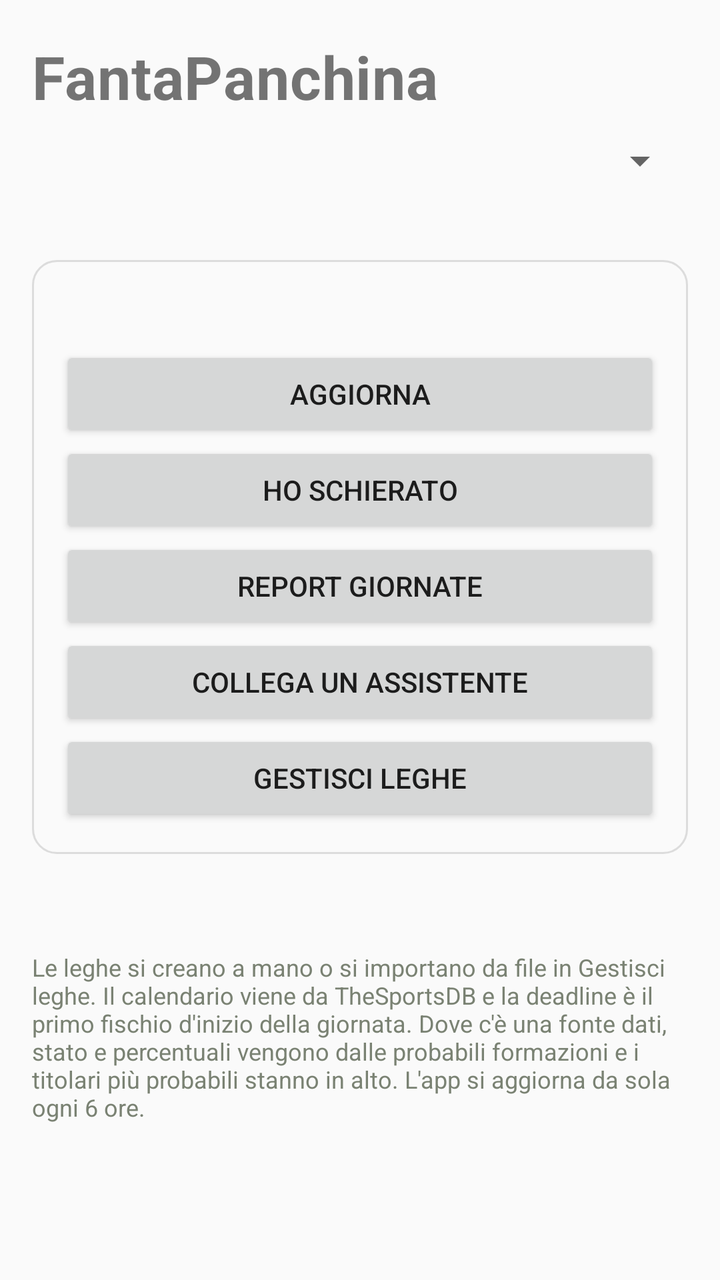
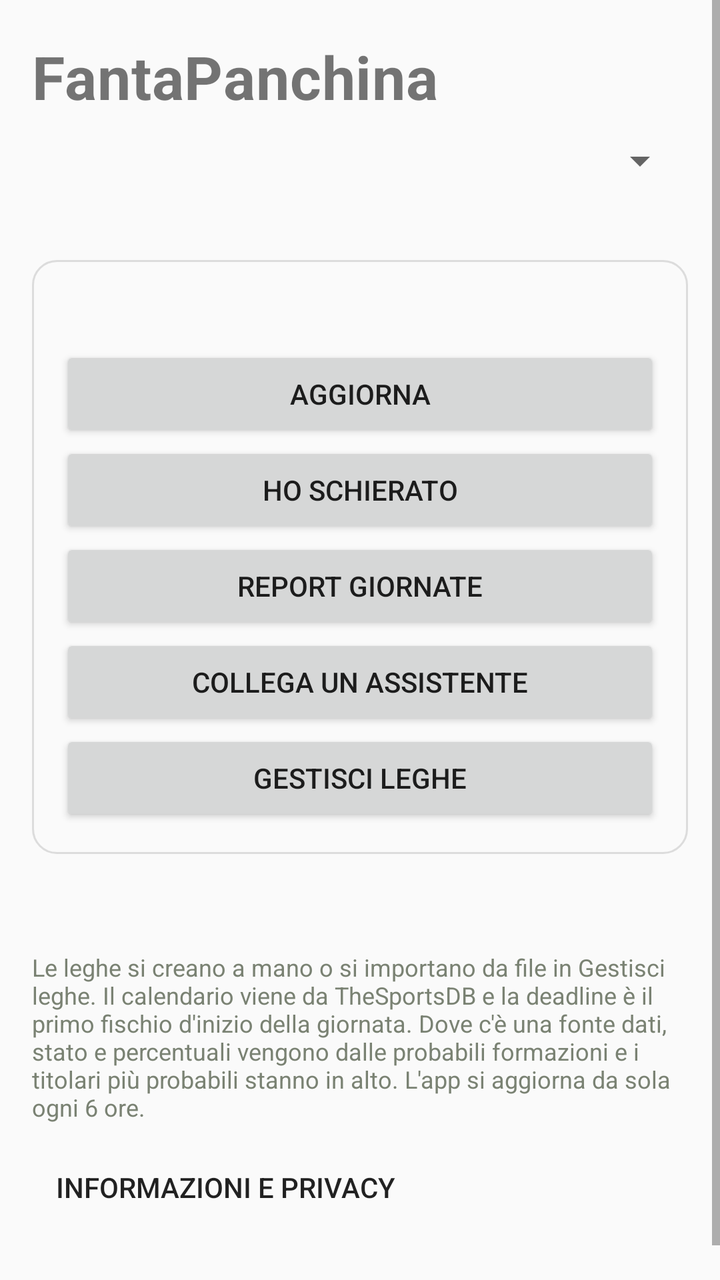

An Android layout rendered at two revisions. The XML below is the earlier revision; the diff shows what the commit changed to produce the second picture.
<!-- AndroidManifest.xml: application theme Theme.FantaPanchina -->
<!-- res/layout/activity_main.xml -->
<?xml version="1.0" encoding="utf-8"?>
<ScrollView xmlns:android="http://schemas.android.com/apk/res/android"
    android:layout_width="match_parent"
    android:layout_height="match_parent"
    android:fillViewport="true">

    <LinearLayout
        android:layout_width="match_parent"
        android:layout_height="wrap_content"
        android:orientation="vertical"
        android:paddingStart="16dp"
        android:paddingEnd="16dp"
        android:paddingTop="18dp"
        android:paddingBottom="40dp">

        <TextView
            android:layout_width="wrap_content"
            android:layout_height="wrap_content"
            android:text="@string/app_name"
            android:textSize="30sp"
            android:textStyle="bold"
            android:letterSpacing="0.01" />

        <Spinner
            android:id="@+id/scelta"
            android:layout_width="match_parent"
            android:layout_height="wrap_content"
            android:layout_marginTop="10dp" />

        <TextView
            android:id="@+id/note"
            android:layout_width="match_parent"
            android:layout_height="wrap_content"
            android:layout_marginTop="4dp"
            android:textSize="13sp"
            android:textColor="@color/tenue" />

        <LinearLayout
            android:layout_width="match_parent"
            android:layout_height="wrap_content"
            android:orientation="vertical"
            android:layout_marginTop="16dp"
            android:padding="14dp"
            android:background="@drawable/scheda">

            <TextView
                android:id="@+id/testo_deadline"
                android:layout_width="match_parent"
                android:layout_height="wrap_content"
                android:textSize="14sp" />

            <Button
                android:id="@+id/bottone_aggiorna"
                android:layout_width="match_parent"
                android:layout_height="wrap_content"
                android:layout_marginTop="10dp"
                android:text="@string/aggiorna" />

            <Button
                android:id="@+id/bottone_schierata"
                android:layout_width="match_parent"
                android:layout_height="wrap_content"
                android:text="@string/ho_schierato" />

            <Button
                android:id="@+id/bottone_report"
                android:layout_width="match_parent"
                android:layout_height="wrap_content"
                android:text="@string/report_giornate" />

            <Button
                android:id="@+id/bottone_claude"
                android:layout_width="match_parent"
                android:layout_height="wrap_content"
                android:text="@string/collega_claude" />

            <Button
                android:id="@+id/bottone_leghe"
                android:layout_width="match_parent"
                android:layout_height="wrap_content"
                android:text="@string/gestisci_leghe" />

            <TextView
                android:id="@+id/avviso_esatti"
                android:layout_width="match_parent"
                android:layout_height="wrap_content"
                android:layout_marginTop="8dp"
                android:padding="8dp"
                android:text="@string/avviso_esatti"
                android:textSize="13sp"
                android:textColor="@color/dubbio"
                android:visibility="gone" />
        </LinearLayout>

        <TextView
            android:id="@+id/testo_fonti"
            android:layout_width="match_parent"
            android:layout_height="wrap_content"
            android:layout_marginTop="10dp"
            android:textSize="12sp"
            android:textColor="@color/tenue" />

        <LinearLayout
            android:id="@+id/contenitore"
            android:layout_width="match_parent"
            android:layout_height="wrap_content"
            android:orientation="vertical" />

        <TextView
            android:layout_width="match_parent"
            android:layout_height="wrap_content"
            android:layout_marginTop="22dp"
            android:text="@string/aiuto"
            android:textSize="12sp"
            android:textColor="@color/tenue" />
    </LinearLayout>
</ScrollView>
<!-- resources referenced by this layout -->
<resources>
  <color name="dubbio">#B07400</color>
  <color name="tenue">#7A8273</color>
  <!-- drawable scheda (drawable) -->
  <?xml version="1.0" encoding="utf-8"?>
  <shape xmlns:android="http://schemas.android.com/apk/res/android"
      android:shape="rectangle">
      <corners android:radius="12dp" />
      <stroke android:width="1dp" android:color="#40808080" />
  </shape>
  <string name="aggiorna">Aggiorna</string>
  <string name="aiuto">Le leghe si creano a mano o si importano da file in Gestisci leghe. Il calendario viene da TheSportsDB e la deadline è il primo fischio d\'inizio della giornata. Dove c\'è una fonte dati, stato e percentuali vengono dalle probabili formazioni e i titolari più probabili stanno in alto. L\'app si aggiorna da sola ogni 6 ore.</string>
  <string name="app_name">FantaPanchina</string>
  <string name="avviso_esatti">Gli avvisi precisi sono disattivati per questa app. Tocca qui per concederli, altrimenti le notifiche possono arrivare in ritardo.</string>
  <string name="collega_claude">Collega un assistente</string>
  <string name="gestisci_leghe">Gestisci leghe</string>
  <string name="ho_schierato">Ho schierato</string>
  <string name="report_giornate">Report giornate</string>
  <style name="Theme.FantaPanchina" parent="Theme.AppCompat.DayNight.NoActionBar" />
</resources>

<!-- the commit's change to res/layout/activity_main.xml (unified diff, before → after) -->
@@ -113,5 +113,13 @@
             android:text="@string/aiuto"
             android:textSize="12sp"
             android:textColor="@color/tenue" />
+
+        <Button
+            android:id="@+id/bottone_info"
+            style="?android:attr/borderlessButtonStyle"
+            android:layout_width="wrap_content"
+            android:layout_height="wrap_content"
+            android:layout_marginTop="8dp"
+            android:text="@string/informazioni" />
     </LinearLayout>
 </ScrollView>
<!-- resource entries referenced after the edit -->
@@ -16,6 +16,7 @@
   <string name="collega_claude">Collega un assistente</string>
   <string name="gestisci_leghe">Gestisci leghe</string>
   <string name="ho_schierato">Ho schierato</string>
+  <string name="informazioni">Informazioni e privacy</string>
   <string name="report_giornate">Report giornate</string>
   <style name="Theme.FantaPanchina" parent="Theme.AppCompat.DayNight.NoActionBar" />
 </resources>
